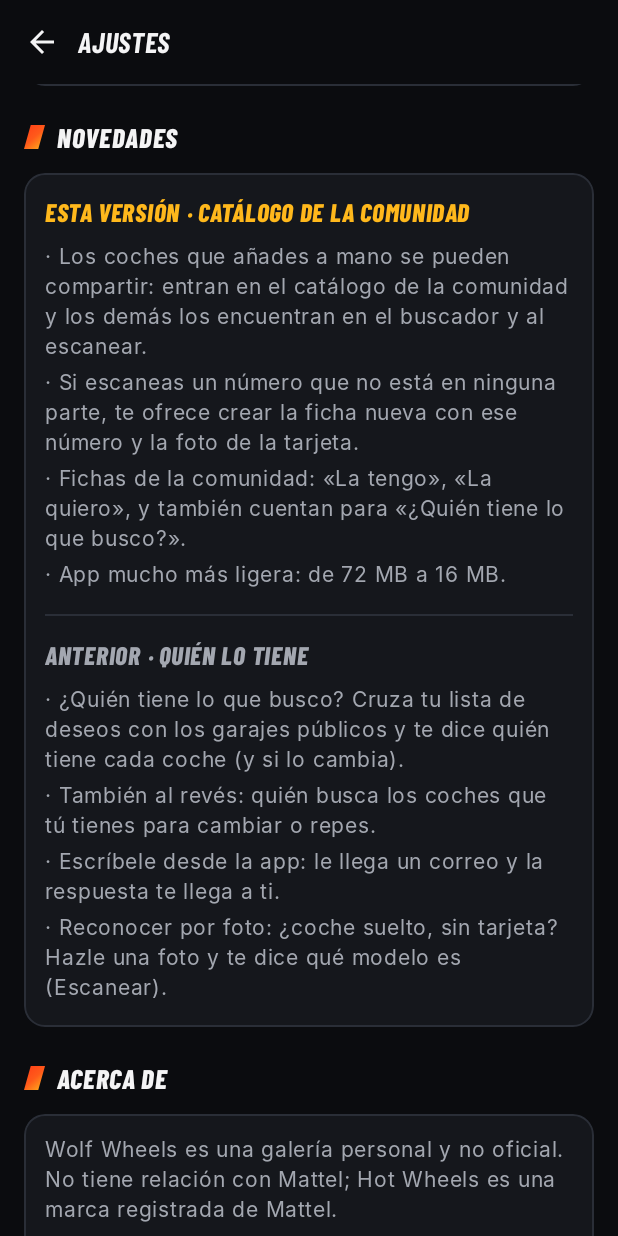
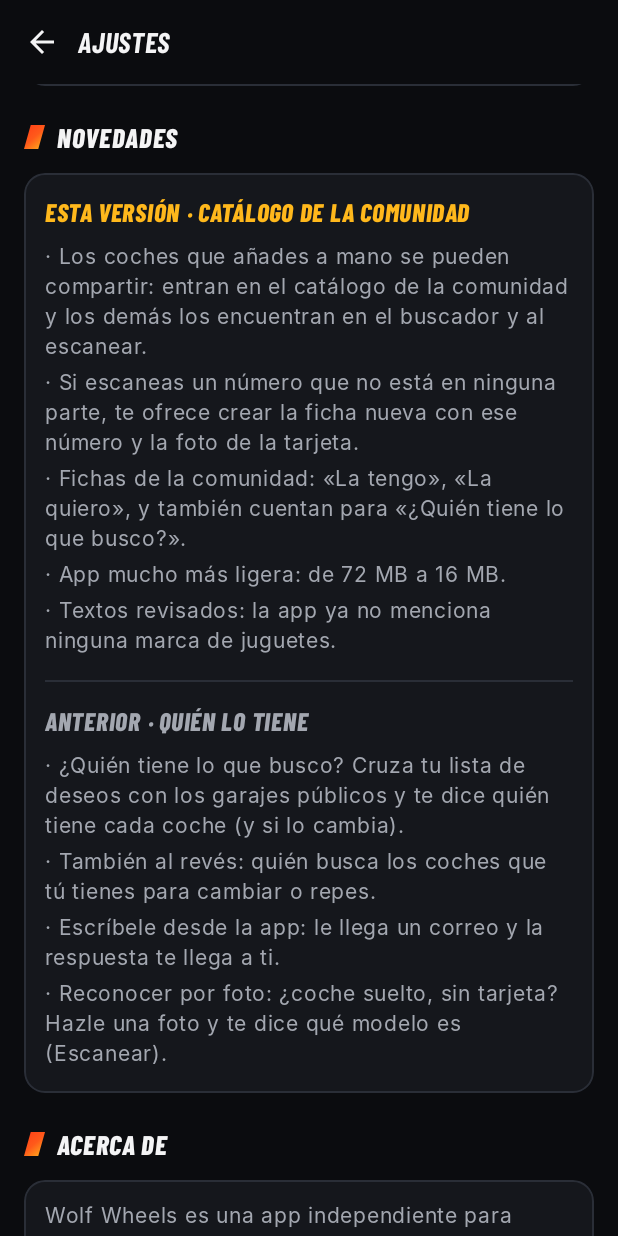
Before and after one commit to jonatanmonteror-gif/noir-wheels, an Android app built with Jetpack Compose: the composable SettingsScreen shown on its own in the app's theme, scrolled down 1074 dp, on a phone screen of 412 x 824 dp. Run offline under Robolectric (Android 15) with nearby library versions, the phone set to English and light mode, and no system bars; 3 statements that could not run were skipped.

Commit message:
Remove brand references from the app, emails, public pages and AI prompt
Co-Authored-By: Claude Opus 5.5 <noreply@anthropic.com>
Claude-Session: https://claude.ai/code/session_016Xm7Stuafj4dAg9p9cGLXt

```diff
--- a/app/src/main/java/com/wolfwheels/app/data/Changelog.kt
+++ b/app/src/main/java/com/wolfwheels/app/data/Changelog.kt
@@ -10,6 +10,7 @@ object Changelog {
             "Si escaneas un número que no está en ninguna parte, te ofrece crear la ficha nueva con ese número y la foto de la tarjeta.",
             "Fichas de la comunidad: «La tengo», «La quiero», y también cuentan para «¿Quién tiene lo que busco?».",
             "App mucho más ligera: de 72 MB a 16 MB.",
+            "Textos revisados: la app ya no menciona ninguna marca de juguetes.",
         )),
         Entry("Quién lo tiene", listOf(
             "¿Quién tiene lo que busco? Cruza tu lista de deseos con los garajes públicos y te dice quién tiene cada coche (y si lo cambia).",
--- a/app/src/main/java/com/wolfwheels/app/ui/AccountScreen.kt
+++ b/app/src/main/java/com/wolfwheels/app/ui/AccountScreen.kt
@@ -278,7 +278,7 @@ private fun PublicGarage() {
                 SecondaryButton("Compartir", Modifier.weight(1f)) {
                     runCatching {
                         ctx.startActivity(android.content.Intent.createChooser(android.content.Intent(android.content.Intent.ACTION_SEND).setType("text/plain")
-                            .putExtra(android.content.Intent.EXTRA_TEXT, "Mi garaje de Hot Wheels: $u"), "Compartir mi garaje"))
+                            .putExtra(android.content.Intent.EXTRA_TEXT, "Mi garaje en Wolf Wheels: $u"), "Compartir mi garaje"))
                     }
                 }
             }
--- a/app/src/main/java/com/wolfwheels/app/ui/CustomCarScreen.kt
+++ b/app/src/main/java/com/wolfwheels/app/ui/CustomCarScreen.kt
@@ -68,7 +68,7 @@ fun CustomCarScreen(key: String?, presetToy: String? = null, presetPhoto: String
     }
     val item = currentKey?.let { MyCollection.items[it] }
     var name by remember { mutableStateOf(item?.title ?: "") }
-    var brand by remember { mutableStateOf(item?.brand?.ifBlank { null } ?: "Hot Wheels") }
+    var brand by remember { mutableStateOf(item?.brand ?: "") }
     var year by remember { mutableStateOf(item?.year ?: "") }
     var series by remember { mutableStateOf(item?.series ?: "") }
     var color by remember { mutableStateOf(item?.color ?: "") }
@@ -100,7 +100,7 @@ fun CustomCarScreen(key: String?, presetToy: String? = null, presetPhoto: String
             Spacer(Modifier.height(5.dp)); Input(name, "Ej.: Mi custom Skyline", Modifier.fillMaxWidth()) { name = it.take(60) }
             Spacer(Modifier.height(10.dp))
             Text("MARCA", color = WW.text3, fontSize = 11.sp, letterSpacing = 1.sp, fontWeight = FontWeight.SemiBold)
-            Spacer(Modifier.height(5.dp)); Input(brand, "Hot Wheels, Matchbox, Mini GT…", Modifier.fillMaxWidth()) { brand = it.take(40) }
+            Spacer(Modifier.height(5.dp)); Input(brand, "Opcional", Modifier.fillMaxWidth()) { brand = it.take(40) }
             Spacer(Modifier.height(10.dp))
             Text("AÑO", color = WW.text3, fontSize = 11.sp, letterSpacing = 1.sp, fontWeight = FontWeight.SemiBold)
             Spacer(Modifier.height(5.dp)); Input(year, "2026", Modifier.fillMaxWidth(), KeyboardType.Number) { year = it.filter { c -> c.isDigit() }.take(4) }
--- a/app/src/main/java/com/wolfwheels/app/ui/DetailScreen.kt
+++ b/app/src/main/java/com/wolfwheels/app/ui/DetailScreen.kt
@@ -351,11 +351,11 @@ fun DetailScreen(title: String, selectKey: String? = null, selectToy: String? =
                         photos.isEmpty() -> Text("Este modelo no tiene más fotos.", color = WW.text3, fontSize = 13.sp)
                     }
                     Spacer(Modifier.height(18.dp))
-                    SecondaryButton("Ver en la Hot Wheels Wiki", Modifier.fillMaxWidth()) {
+                    SecondaryButton("Ver la ficha original en la wiki", Modifier.fillMaxWidth()) {
                         runCatching { ctx.startActivity(Intent(Intent.ACTION_VIEW, Uri.parse(Wiki.pageUrl(title)))) }
                     }
                     Spacer(Modifier.height(14.dp))
-                    Text("Datos e imágenes de la Hot Wheels Wiki (Fandom), creada por la comunidad. Texto con licencia CC BY-SA; las fotos pertenecen a sus autores.",
+                    Text("Datos e imágenes de una wiki de la comunidad (Fandom). Texto con licencia CC BY-SA; las fotos pertenecen a sus autores.",
                         color = WW.text3, fontSize = 12.sp, lineHeight = 17.sp)
                 }
             }
--- a/app/src/main/java/com/wolfwheels/app/ui/ScanScreen.kt
+++ b/app/src/main/java/com/wolfwheels/app/ui/ScanScreen.kt
@@ -53,7 +53,7 @@ import kotlinx.coroutines.suspendCancellableCoroutine
 import java.io.File
 import kotlin.coroutines.resume
 
-/** Toy numbers printed on Hot Wheels cards: HKG43, JBC18, J3247, W4240… */
+/** Toy numbers printed on the cards: HKG43, JBC18, J3247, W4240… */
 private val toyRegex = Regex("\\b([A-Z]{3}[0-9]{2}|[A-Z]{2}[0-9]{3}|[A-Z][0-9]{4})\\b")
 
 fun toyCodesIn(text: String): List<String> =
--- a/app/src/main/java/com/wolfwheels/app/ui/SettingsScreen.kt
+++ b/app/src/main/java/com/wolfwheels/app/ui/SettingsScreen.kt
@@ -213,14 +213,14 @@ fun SettingsScreen() {
 
             SectionTitle("Acerca de")
             Card {
-                Text("Wolf Wheels es una galería personal y no oficial. No tiene relación con Mattel; Hot Wheels es una marca registrada de Mattel.",
+                Text("Wolf Wheels es una app independiente para coleccionistas de coches a escala. No tiene relación con ningún fabricante; las marcas que aparezcan en los datos pertenecen a sus dueños.",
                     color = WW.text2, fontSize = 14.sp, lineHeight = 20.sp)
                 Spacer(Modifier.height(10.dp))
-                Text("Los datos y las fotos vienen en directo de la Hot Wheels Wiki (Fandom), hecha por la comunidad. El texto tiene licencia CC BY-SA y las fotos pertenecen a sus autores.",
+                Text("Los datos y las fotos vienen en directo de una wiki de la comunidad alojada en Fandom. El texto tiene licencia CC BY-SA y las fotos pertenecen a sus autores.",
                     color = WW.text2, fontSize = 14.sp, lineHeight = 20.sp)
                 Spacer(Modifier.height(12.dp))
-                SecondaryButton("Abrir la Hot Wheels Wiki", Modifier.fillMaxWidth()) {
-                    runCatching { ctx.startActivity(Intent(Intent.ACTION_VIEW, Uri.parse(Wiki.SITE + "Hot_Wheels_Wiki"))) }
+                SecondaryButton("Abrir la wiki de origen", Modifier.fillMaxWidth()) {
+                    runCatching { ctx.startActivity(Intent(Intent.ACTION_VIEW, Uri.parse(Wiki.SITE))) }
                 }
             }
             Spacer(Modifier.height(30.dp))
--- a/app/src/main/java/com/wolfwheels/app/ui/ShareCard.kt
+++ b/app/src/main/java/com/wolfwheels/app/ui/ShareCard.kt
@@ -88,7 +88,7 @@ object ShareCard {
             if (v.th == 2) badge("SUPER TREASURE HUNT", true) else if (v.th == 1) badge("TREASURE HUNT", false)
             if (MyCollection.statusOf(v.key(title)) == "have") badge("EN MI GARAJE", true)
         }
-        c.drawText("Wolf Wheels · tu garaje de Hot Wheels", 72f, 1315f, Paint(Paint.ANTI_ALIAS_FLAG).apply { typeface = inter; color = 0xFF6B707A.toInt(); textSize = 28f })
+        c.drawText("Wolf Wheels · tu garaje de coches a escala", 72f, 1315f, Paint(Paint.ANTI_ALIAS_FLAG).apply { typeface = inter; color = 0xFF6B707A.toInt(); textSize = 28f })
 
         val dir = File(ctx.cacheDir, "share").apply { mkdirs() }
         val f = File(dir, "wolf-wheels-coche.png")
```
Also changed, not shown: 2 other files.
